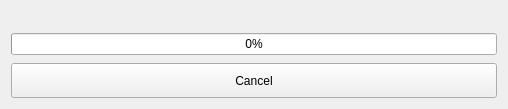
Qt form src/autoupdatedialog.ui (ic005k/Knot-Legacy) before a commit.
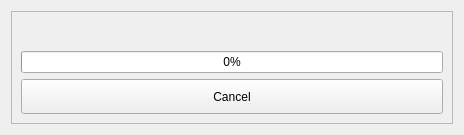
The same form after that commit.

Commit message: Improved the Download upgrade dialog.

Diff of the .ui file:
```diff
--- a/src/autoupdatedialog.ui
+++ b/src/autoupdatedialog.ui
@@ -6,17 +6,23 @@
    <rect>
     <x>0</x>
     <y>0</y>
-    <width>508</width>
-    <height>109</height>
+    <width>464</width>
+    <height>135</height>
    </rect>
   </property>
   <property name="windowTitle">
    <string/>
   </property>
+  <layout class="QVBoxLayout" name="verticalLayout_2">
+   <item>
+    <widget class="QFrame" name="frame">
+     <property name="frameShape">
+      <enum>QFrame::StyledPanel</enum>
+     </property>
+     <property name="frameShadow">
+      <enum>QFrame::Raised</enum>
+     </property>
   <layout class="QVBoxLayout" name="verticalLayout">
-   <property name="spacing">
-    <number>8</number>
-   </property>
    <item>
     <widget class="QLabel" name="lblTxt">
      <property name="text">
@@ -48,6 +54,9 @@
      <property name="text">
       <string>Cancel</string>
      </property>
+       </widget>
+      </item>
+     </layout>
     </widget>
    </item>
   </layout>
```
Lines whose indentation alone changed are shown as unchanged. The commit also changes 7 other files.
